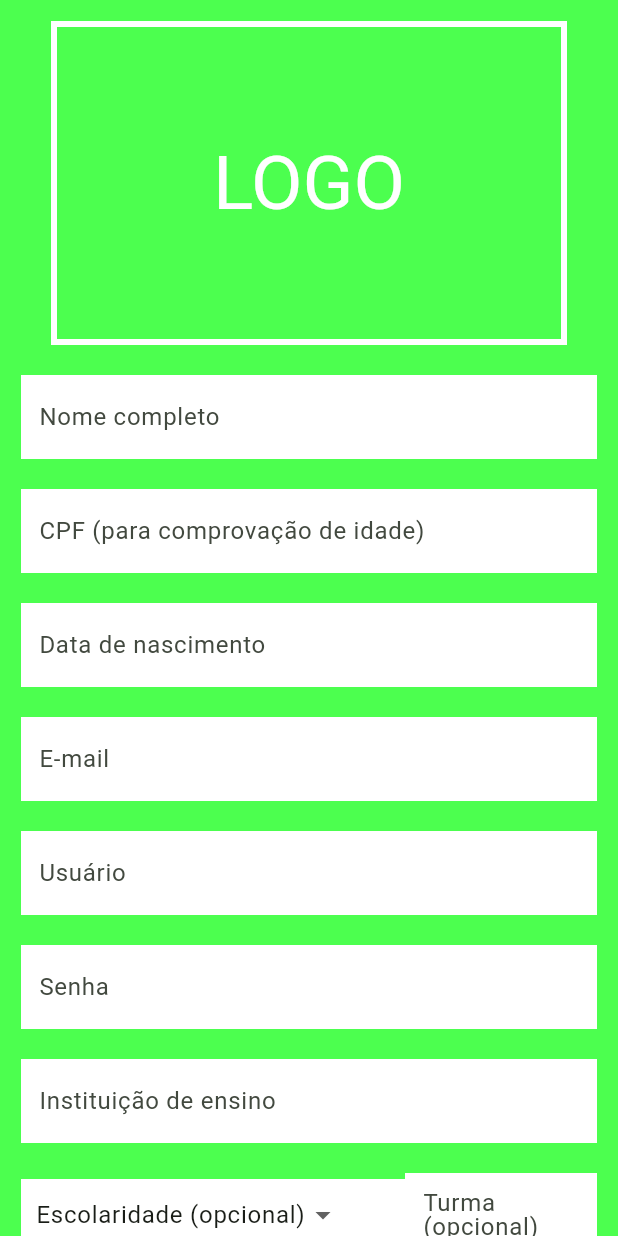
After one commit to Juranda/my_wallet, a Flutter app: the screen it shows after launch, after a tap on "Cadastre-se!", on a phone screen of 412 x 824 dp. The commit adds this screen. Run offline on Flutter 3.47's test engine with Material 2 defaults, Android fonts, the phone set to English and light mode, and no system bars; missing offline and left inert: validadores.

Commit message:
ajuste nas telas

```diff
--- /dev/null
+++ b/lib/components/logo.dart
@@ -0,0 +1,29 @@
+import 'package:flutter/material.dart';
+
+class Logo extends StatelessWidget {
+  const Logo({super.key});
+
+  @override
+  Widget build(BuildContext context) {
+    return Container(
+      height: 216,
+      width: 344,
+      decoration: BoxDecoration(
+        border: Border.all(
+          color: Colors.white,
+          style: BorderStyle.solid,
+          width: 4,
+        ),
+      ),
+      child: Center(
+        child: Text(
+          'LOGO',
+          textAlign: TextAlign.center,
+          style: Theme.of(context).textTheme.titleLarge!.copyWith(
+                color: Colors.white,
+              ),
+        ),
+      ),
+    );
+  }
+}
--- a/lib/components/mw_form_input.dart
+++ b/lib/components/mw_form_input.dart
@@ -35,7 +35,7 @@ class MyWalletFormInput extends StatelessWidget {
         label: Text(label),
         isDense: true,
         filled: true,
-        fillColor: Colors.white,
+        fillColor: Theme.of(context).colorScheme.secondary,
         contentPadding: const EdgeInsets.all(8),
         border: InputBorder.none,
       ),
--- a/lib/main.dart
+++ b/lib/main.dart
@@ -1,14 +1,14 @@
 import 'package:flutter/material.dart';
 import 'package:flutter/services.dart';
-import 'package:my_wallet/pages/cadastro_view.dart';
+import 'package:my_wallet/pages/aluno_cadastro_view.dart';
 import 'package:my_wallet/pages/homepage_view.dart';
 import 'package:my_wallet/pages/login_view.dart';
+import 'package:my_wallet/pages/professor_cadastro_view.dart';
 import 'package:my_wallet/styles.dart';
 
 void main() {
+  runApp(const App());
   SystemChrome.setPreferredOrientations([DeviceOrientation.portraitUp]);
-
-  runApp(const App());
 }
 
 class App extends StatelessWidget {
@@ -24,7 +24,8 @@ class App extends StatelessWidget {
       initialRoute: "/login",
       routes: <String, WidgetBuilder>{
         "/login": (context) => LoginView(),
-        "/siginup": (context) => CadastroView(),
+        "/siginup&pessoa=aluno": (context) => AlunoCadastroView(),
+        "/siginup&pessoa=professor": (context) => ProfessorCadastroView(),
         "/home": (context) => HomePageView(),
       },
     );
--- /dev/null
+++ b/lib/pages/aluno_cadastro_view.dart
@@ -0,0 +1,190 @@
+import 'package:flutter/material.dart';
+import 'package:my_wallet/components/logo.dart';
+import 'package:my_wallet/components/mw_form_input.dart';
+import 'package:my_wallet/pages/login_view.dart';
+import 'package:my_wallet/styles.dart';
+import 'package:validadores/Validador.dart';
+
+class AlunoCadastroView extends StatefulWidget {
+  const AlunoCadastroView({super.key});
+
+  @override
+  State<AlunoCadastroView> createState() => _AlunoCadastroViewState();
+}
+
+class _AlunoCadastroViewState extends State<AlunoCadastroView> {
+  final _formKey = GlobalKey<FormState>();
+  int escolaridade = 0;
+  List<(String nome, int id)> escolaridades = [
+    ('Escolaridade (opcional)', 0),
+    ('Ensino Fundamental', 1),
+    ('Ensino Médio', 2),
+    ('Ensino Superior', 3),
+  ];
+  void _trySignIn() {
+    debugPrint("hey");
+  }
+
+  @override
+  Widget build(BuildContext context) {
+    return Material(
+      child: Scaffold(
+        backgroundColor: Theme.of(context).colorScheme.primary,
+        body: SingleChildScrollView(
+          physics: const BouncingScrollPhysics(),
+          child: Padding(
+            padding: const EdgeInsets.all(14),
+            child: Column(
+              children: [
+                Logo(),
+                const SizedBox(
+                  height: 20,
+                ),
+                Form(
+                  autovalidateMode: AutovalidateMode.onUserInteraction,
+                  key: _formKey,
+                  child: Column(
+                    crossAxisAlignment: CrossAxisAlignment.stretch,
+                    children: [
+                      MyWalletFormInput(
+                        label: 'Nome completo',
+                        validator: (value) {
+                          if (value == null || value.isEmpty) {
+                            return 'Campo obrigatório';
+                          }
+
+                          value = value.trim();
+
+                          if (value.split(' ').length <= 1) {
+                            return 'Insira o nome completo';
+                          }
+                        },
+                      ),
+                      const SizedBox(
+                        height: 20,
+                      ),
+                      MyWalletFormInput(
+                        label: 'CPF (para comprovação de idade)',
+                        textInputType: TextInputType.text,
+                        validator: (value) {
+                          return Validador()
+                              .add(Validar.CPF, msg: 'CPF INVÁLIDO')
+                              .valido(value, clearNoNumber: true);
+                        },
+                      ),
+                      const SizedBox(
+                        height: 20,
+                      ),
+                      MyWalletFormInput(
+                        label: 'Data de nascimento',
+                        textInputType: TextInputType.datetime,
+                        validator: (valor) {
+                          if (valor == null) return;
+                        },
+                      ),
+                      const SizedBox(
+                        height: 20,
+                      ),
+                      const MyWalletFormInput(
+                        label: 'E-mail',
+                        textInputType: TextInputType.emailAddress,
+                      ),
+                      const SizedBox(
+                        height: 20,
+                      ),
+                      const MyWalletFormInput(
+                        label: 'Usuário',
+                      ),
+                      const SizedBox(
+                        height: 20,
+                      ),
+                      const MyWalletFormInput(
+                        label: 'Senha',
+                        showText: false,
+                      ),
+                      const SizedBox(
+                        height: 20,
+                      ),
+                      const MyWalletFormInput(
+                        label: 'Instituição de ensino',
+                      ),
+                      const SizedBox(
+                        height: 20,
+                      ),
+                      SizedBox(
+                        child: Row(
+                          mainAxisAlignment: MainAxisAlignment.center,
+                          children: [
+                            Expanded(
+                              flex: 2,
+                              child: Container(
+                                decoration: BoxDecoration(
+                                  color: Colors.white,
+                                ),
+                                child: DropdownButton(
+                                  padding: EdgeInsets.symmetric(horizontal: 10),
+                                  value: escolaridades[escolaridade].$2,
+                                  items: escolaridades
+                                      .map(
+                                        (tuple) => DropdownMenuItem(
+                                          value: tuple.$2,
+                                          child: Text(
+                                            tuple.$1,
+                                            style: Theme.of(context)
+                                                .textTheme
+                                                .bodyLarge,
+                                          ),
+                                        ),
+                                      )
+                                      .toList(),
+                                  onChanged: (novaEscolaridade) {
+                                    setState(() {
+                                      escolaridade = novaEscolaridade!;
+                                    });
+                                  },
+                                ),
+                              ),
+                            ),
+                            Expanded(
+                              child: MyWalletFormInput(
+                                label: 'Turma (opcional)',
+                                isRequired: false,
+                              ),
+                            ),
+                          ],
+                        ),
+                      ),
+                      const SizedBox(
+                        height: 20,
+                      ),
+                      Text(
+                        'É professor(a)?',
+                        style: Theme.of(context).textTheme.bodyMedium!.copyWith(
+                              color: Colors.white,
+                            ),
+                      ),
+                      GestureDetector(
+                        onTap: () => Navigator.pushNamed(
+                            context, "/siginup&pessoa=professor"),
+                        child: Text(
+                          'Cadastre-se aqui!',
+                          style: Styles.linkTextStyle,
+                        ),
+                      ),
+                      Align(
+                        alignment: Alignment.centerRight,
+                        child: NextLoginButton(
+                          action: () => Navigator.pushNamed(context, "/home"),
+                        ),
+                      ),
+                    ],
+                  ),
+                ),
+              ],
+            ),
+          ),
+        ),
+      ),
+    );
+  }
+}
--- a/lib/pages/lobby.dart
+++ b/lib/pages/lobby.dart
@@ -53,12 +53,12 @@ class Lobby extends StatelessWidget {
                   .toList(),
             ),
             Section(
-              sectionTitle: 'Notícias',
+              sectionTitle: 'Investimentos',
               sectionHeight: 225,
-              items: ['FIIs', 'Cartão de Credito', 'Renda Fixa']
+              items: ['FIIs', 'Cartão de Credito', 'Renda Fixa', 'CDB']
                   .map(
                     (e) => NewsCard(
-                      title: 'Notícia $e',
+                      title: '$e',
                       description:
                           'Lorem ipsum dolor sit amet, consectetur adipiscing elit. Aliquam ut commodo dolor, eu condimentum tortor. Duis luctus mauris ut pellentesque tincidunt. In tincidunt lectus id augue tincidunt, sit amet ultrices ante interdum. Vestibulum accumsan pharetra pellentesque. Aliquam in dolor nec risus hendrerit sagittis. Etiam cursus pellentesque orci eu venenatis. Quisque consectetur mattis porttitor. Integer eu magna non nisl dignissim dignissim sit amet non velit. Mauris sed orci sit amet mauris feugiat viverra. Praesent pulvinar mi diam, non elementum lacus pharetra vitae. Etiam ultrices arcu mauris, ac condimentum diam rutrum ut. Maecenas malesuada nunc et lobortis ornare. Donec id posuere dui, eget efficitur sem. Vestibulum ac risus nunc.',
                     ),
--- a/lib/pages/login_view.dart
+++ b/lib/pages/login_view.dart
@@ -1,4 +1,5 @@
 import 'package:flutter/material.dart';
+import 'package:my_wallet/components/logo.dart';
 import 'package:my_wallet/components/mw_input.dart';
 import 'package:my_wallet/styles.dart';
 
@@ -35,14 +36,7 @@ class _LoginViewState extends State<LoginView> {
         child: Column(
           mainAxisAlignment: MainAxisAlignment.spaceAround,
           children: [
-            SizedBox(
-              width: 206,
-              height: 126,
-              child: Image.network(
-                "https://upload.wikimedia.org/wikipedia/pt/f/f1/Scrooge_McDuck.jpg",
-                fit: BoxFit.fill,
-              ),
-            ),
+            Logo(),
             Form(
               child: Column(
                 children: [
@@ -62,23 +56,13 @@ class _LoginViewState extends State<LoginView> {
                   const SizedBox(
                     height: 40,
                   ),
-                  Text(
-                    'Esqueci minha senha',
-                    style: Styles.linkTextStyle,
-                  ),
                   const SizedBox(
                     height: 20,
-                  ),
-                  SizedBox(
-                    height: 75,
-                    width: 75,
-                    child: Image.network(
-                        "https://img.freepik.com/vetores-premium/icone-de-seta_701361-329.jpg?w=826"),
                   ),
                 ],
               ),
             ),
-            Column(
+            Row(
               children: [
                 Text(
                   'Não possui uma conta?',
@@ -87,11 +71,34 @@ class _LoginViewState extends State<LoginView> {
                     decoration: TextDecoration.none,
                   ),
                 ),
-                Text(
-                  'Cadastre-se!',
-                  style: Styles.linkTextStyle,
+                SizedBox(
+                  width: 20,
+                ),
+                GestureDetector(
+                  onTap: () =>
+                      Navigator.pushNamed(context, "/siginup&pessoa=aluno"),
+                  child: Text(
+                    'Cadastre-se!',
+                    style: Styles.linkTextStyle,
+                  ),
                 )
               ],
+            ),
+            Align(
+              alignment: Alignment.centerRight,
+              child: Column(
+                children: [
+                  Text(
+                    'Próx.',
+                    style: Theme.of(context).textTheme.titleMedium!.copyWith(
+                          color: Theme.of(context).colorScheme.secondary,
+                        ),
+                  ),
+                  NextLoginButton(
+                    action: _tryLogin,
+                  ),
+                ],
+              ),
             ),
           ],
         ),
@@ -99,3 +106,28 @@ class _LoginViewState extends State<LoginView> {
     );
   }
 }
+
+class NextLoginButton extends StatelessWidget {
+  const NextLoginButton({super.key, required this.action});
+
+  final void Function() action;
+
+  @override
+  Widget build(BuildContext context) {
+    return GestureDetector(
+      onTap: action,
+      child: Container(
+        height: 100,
+        width: 100,
+        decoration: BoxDecoration(
+          borderRadius: BorderRadius.circular(50),
+          color: Colors.white,
+        ),
+        child: Image.asset(
+          "assets/images/seta.png",
+          color: Theme.of(context).colorScheme.primary,
+        ),
+      ),
+    );
+  }
+}
--- a/pubspec.yaml
+++ b/pubspec.yaml
@@ -36,6 +36,7 @@ dependencies:
   floating_navbar: ^2.0.2
   intl: ^0.18.1
   uuid: ^4.2.1
+  flutter_svg: ^2.0.9
 
   # The following adds the Cupertino Icons font to your application.
   # Use with the CupertinoIcons class for iOS style icons.
```
Also changed, not shown: lib/pages/organizador_gastos/components/transactions_list.dart (+7 -11 lines), lib/pages/professor_cadastro_view.dart (renamed from lib/pages/cadastro_view.dart, +27 -52 lines), assets/images/logo.svg (added), assets/images/seta.png (added), pubspec.lock.
